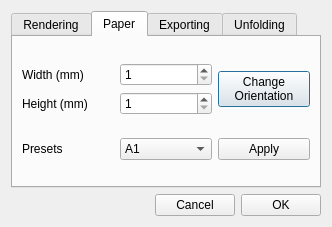
Before: the Qt Designer form interface/settingswindow.ui in SeriousAlexej/Ivo, drawn with Qt 5.
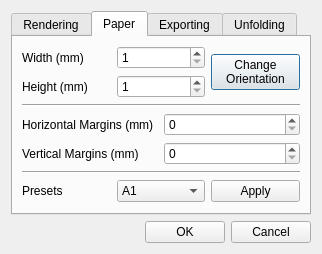
After: the same form once the commit is applied. The open tabs and pages were chosen to show the change.

Commit message: Updated and enhanced AutoPacking, added margins, small UI improvements.

Patch:
```diff
--- a/interface/settingswindow.ui
+++ b/interface/settingswindow.ui
@@ -6,8 +6,8 @@
    <rect>
     <x>0</x>
     <y>0</y>
-    <width>332</width>
-    <height>227</height>
+    <width>322</width>
+    <height>251</height>
    </rect>
   </property>
   <property name="windowTitle">
@@ -211,6 +211,60 @@
            </item>
           </layout>
          </item>
+         <item>
+          <widget class="Line" name="line_2">
+           <property name="orientation">
+            <enum>Qt::Horizontal</enum>
+           </property>
+          </widget>
+         </item>
+         <item>
+          <layout class="QHBoxLayout" name="horizontalLayout_12">
+           <item>
+            <layout class="QVBoxLayout" name="verticalLayout_8">
+             <item>
+              <widget class="QLabel" name="label_13">
+               <property name="text">
+                <string>Horizontal Margins (mm)</string>
+               </property>
+              </widget>
+             </item>
+             <item>
+              <widget class="QLabel" name="label_14">
+               <property name="text">
+                <string>Vertical Margins (mm)</string>
+               </property>
+              </widget>
+             </item>
+            </layout>
+           </item>
+           <item>
+            <layout class="QVBoxLayout" name="verticalLayout_9">
+             <item>
+              <widget class="QSpinBox" name="spinBoxHMargs">
+               <property name="maximum">
+                <number>10000000</number>
+               </property>
+              </widget>
+             </item>
+             <item>
+              <widget class="QSpinBox" name="spinBoxVMargs">
+               <property name="maximum">
+                <number>10000000</number>
+               </property>
+              </widget>
+             </item>
+            </layout>
+           </item>
+          </layout>
+         </item>
+         <item>
+          <widget class="Line" name="line_3">
+           <property name="orientation">
+            <enum>Qt::Horizontal</enum>
+           </property>
+          </widget>
+         </item>
          <item>
           <layout class="QHBoxLayout" name="horizontalLayout_3">
            <item>
@@ -439,13 +493,6 @@
          </property>
         </spacer>
        </item>
-       <item>
-        <widget class="QPushButton" name="pushButtonCancel">
-         <property name="text">
-          <string>Cancel</string>
-         </property>
-        </widget>
-       </item>
        <item>
         <widget class="QPushButton" name="pushButtonOK">
          <property name="text">
@@ -453,6 +500,13 @@
          </property>
         </widget>
        </item>
+       <item>
+        <widget class="QPushButton" name="pushButtonCancel">
+         <property name="text">
+          <string>Cancel</string>
+         </property>
+        </widget>
+       </item>
       </layout>
      </item>
     </layout>
```
The commit also changes 20 other files.
